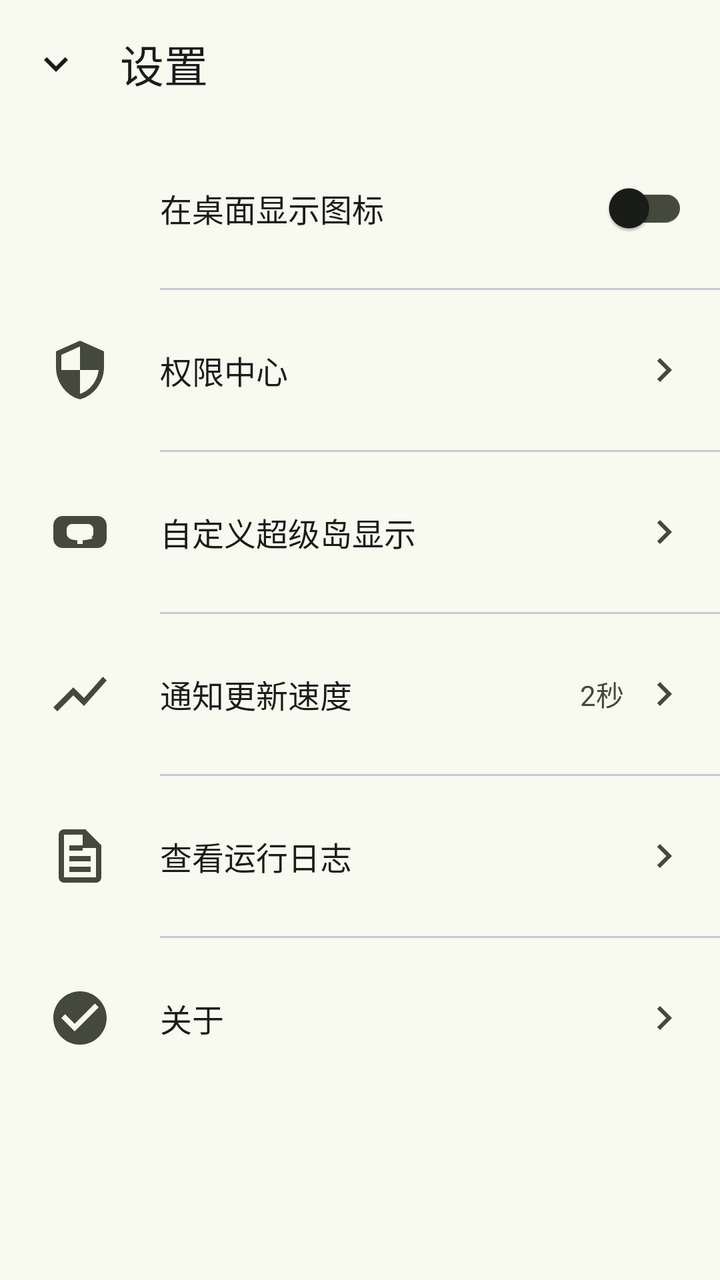
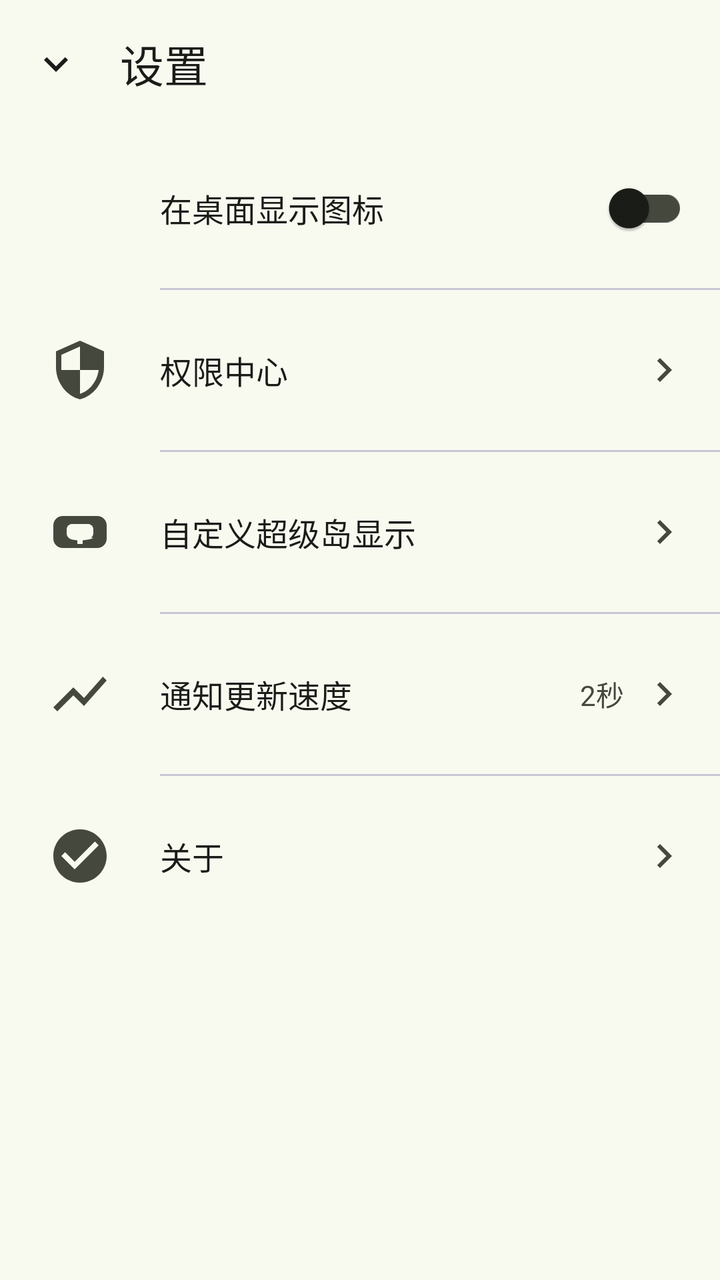

Screens rendered from an Android XML layout before and after an edit, with the pre-edit source and the edit as a unified diff.
<!-- AndroidManifest.xml: activity theme Theme.SuperIslandCharging -->
<!-- res/layout/activity_settings.xml -->
<?xml version="1.0" encoding="utf-8"?>
<LinearLayout
    xmlns:android="http://schemas.android.com/apk/res/android"
    xmlns:app="http://schemas.android.com/apk/res-auto"
    android:layout_width="match_parent"
    android:layout_height="match_parent"
    android:orientation="vertical"
    android:background="?attr/colorSurface">

    
    <com.google.android.material.appbar.MaterialToolbar
        android:id="@+id/toolbar"
        android:layout_width="match_parent"
        android:layout_height="?attr/actionBarSize"
        android:background="?attr/colorSurface"
        app:title="设置"
        app:titleTextColor="?attr/colorOnSurface"
        app:navigationIcon="@drawable/ic_arrow_down"
        app:navigationIconTint="?attr/colorOnSurface" />

    
    <ScrollView
        android:layout_width="match_parent"
        android:layout_height="match_parent"
        android:fillViewport="true">

        <LinearLayout
            android:layout_width="match_parent"
            android:layout_height="wrap_content"
            android:orientation="vertical">

            
            <LinearLayout
                android:id="@+id/row_launcher_icon"
                android:layout_width="match_parent"
                android:layout_height="wrap_content"
                android:orientation="horizontal"
                android:gravity="center_vertical"
                android:padding="16dp"
                android:background="?attr/selectableItemBackground"
                android:clickable="true">

                <ImageView
                    android:layout_width="48dp"
                    android:layout_height="48dp"
                    android:src="@mipmap/ic_launcher"
                    android:contentDescription="桌面图标"
                    android:padding="4dp" />

                <com.google.android.material.textview.MaterialTextView
                    android:layout_width="0dp"
                    android:layout_height="wrap_content"
                    android:layout_weight="1"
                    android:layout_marginStart="16dp"
                    android:text="在桌面显示图标"
                    android:textSize="16sp"
                    android:textColor="?attr/colorOnSurface" />

                <com.google.android.material.switchmaterial.SwitchMaterial
                    android:id="@+id/switch_launcher_icon"
                    android:layout_width="wrap_content"
                    android:layout_height="wrap_content" />

            </LinearLayout>

            
            <View
                android:layout_width="match_parent"
                android:layout_height="1dp"
                android:background="?attr/colorOutlineVariant"
                android:layout_marginStart="80dp" />

            
            <LinearLayout
                android:id="@+id/row_permission_center"
                android:layout_width="match_parent"
                android:layout_height="wrap_content"
                android:orientation="horizontal"
                android:gravity="center_vertical"
                android:padding="16dp"
                android:background="?attr/selectableItemBackground"
                android:clickable="true">

                <ImageView
                    android:layout_width="48dp"
                    android:layout_height="48dp"
                    android:src="@drawable/ic_permission"
                    android:contentDescription="权限中心"
                    android:padding="8dp"
                    app:tint="?attr/colorOnSurfaceVariant" />

                <com.google.android.material.textview.MaterialTextView
                    android:layout_width="0dp"
                    android:layout_height="wrap_content"
                    android:layout_weight="1"
                    android:layout_marginStart="16dp"
                    android:text="权限中心"
                    android:textSize="16sp"
                    android:textColor="?attr/colorOnSurface" />

                <ImageView
                    android:layout_width="24dp"
                    android:layout_height="24dp"
                    android:src="@drawable/ic_arrow_down"
                    android:contentDescription="进入"
                    android:rotation="270"
                    app:tint="?attr/colorOnSurfaceVariant" />

            </LinearLayout>

            
            <View
                android:layout_width="match_parent"
                android:layout_height="1dp"
                android:background="?attr/colorOutlineVariant"
                android:layout_marginStart="80dp" />

            
            <LinearLayout
                android:id="@+id/row_island_custom"
                android:layout_width="match_parent"
                android:layout_height="wrap_content"
                android:orientation="horizontal"
                android:gravity="center_vertical"
                android:padding="16dp"
                android:background="?attr/selectableItemBackground"
                android:clickable="true">

                <ImageView
                    android:layout_width="48dp"
                    android:layout_height="48dp"
                    android:src="@drawable/ic_island"
                    android:contentDescription="超级岛自定义"
                    android:padding="8dp"
                    app:tint="?attr/colorOnSurfaceVariant" />

                <com.google.android.material.textview.MaterialTextView
                    android:layout_width="0dp"
                    android:layout_height="wrap_content"
                    android:layout_weight="1"
                    android:layout_marginStart="16dp"
                    android:text="自定义超级岛显示"
                    android:textSize="16sp"
                    android:textColor="?attr/colorOnSurface" />

                <ImageView
                    android:layout_width="24dp"
                    android:layout_height="24dp"
                    android:src="@drawable/ic_arrow_down"
                    android:contentDescription="进入"
                    android:rotation="270"
                    app:tint="?attr/colorOnSurfaceVariant" />

            </LinearLayout>

            
            <View
                android:layout_width="match_parent"
                android:layout_height="1dp"
                android:background="?attr/colorOutlineVariant"
                android:layout_marginStart="80dp" />

            
            <LinearLayout
                android:id="@+id/row_update_interval"
                android:layout_width="match_parent"
                android:layout_height="wrap_content"
                android:orientation="horizontal"
                android:gravity="center_vertical"
                android:padding="16dp"
                android:background="?attr/selectableItemBackground"
                android:clickable="true">

                <ImageView
                    android:layout_width="48dp"
                    android:layout_height="48dp"
                    android:src="@drawable/ic_chart"
                    android:contentDescription="更新速度"
                    android:padding="8dp"
                    app:tint="?attr/colorOnSurfaceVariant" />

                <com.google.android.material.textview.MaterialTextView
                    android:layout_width="0dp"
                    android:layout_height="wrap_content"
                    android:layout_weight="1"
                    android:layout_marginStart="16dp"
                    android:text="通知更新速度"
                    android:textSize="16sp"
                    android:textColor="?attr/colorOnSurface" />

                <com.google.android.material.textview.MaterialTextView
                    android:id="@+id/tv_update_interval"
                    android:layout_width="wrap_content"
                    android:layout_height="wrap_content"
                    android:layout_marginEnd="8dp"
                    android:text="2秒"
                    android:textSize="14sp"
                    android:textColor="?attr/colorOnSurfaceVariant" />

                <ImageView
                    android:layout_width="24dp"
                    android:layout_height="24dp"
                    android:src="@drawable/ic_arrow_down"
                    android:contentDescription="进入"
                    android:rotation="270"
                    app:tint="?attr/colorOnSurfaceVariant" />

            </LinearLayout>

            
            <View
                android:layout_width="match_parent"
                android:layout_height="1dp"
                android:background="?attr/colorOutlineVariant"
                android:layout_marginStart="80dp" />

            
            <LinearLayout
                android:id="@+id/row_log_viewer"
                android:layout_width="match_parent"
                android:layout_height="wrap_content"
                android:orientation="horizontal"
                android:gravity="center_vertical"
                android:padding="16dp"
                android:background="?attr/selectableItemBackground"
                android:clickable="true">

                <ImageView
                    android:layout_width="48dp"
                    android:layout_height="48dp"
                    android:src="@drawable/ic_log"
                    android:contentDescription="运行日志"
                    android:padding="8dp"
                    app:tint="?attr/colorOnSurfaceVariant" />

                <com.google.android.material.textview.MaterialTextView
                    android:layout_width="0dp"
                    android:layout_height="wrap_content"
                    android:layout_weight="1"
                    android:layout_marginStart="16dp"
                    android:text="查看运行日志"
                    android:textSize="16sp"
                    android:textColor="?attr/colorOnSurface" />

                <ImageView
                    android:layout_width="24dp"
                    android:layout_height="24dp"
                    android:src="@drawable/ic_arrow_down"
                    android:contentDescription="进入"
                    android:rotation="270"
                    app:tint="?attr/colorOnSurfaceVariant" />

            </LinearLayout>

            
            <View
                android:layout_width="match_parent"
                android:layout_height="1dp"
                android:background="?attr/colorOutlineVariant"
                android:layout_marginStart="80dp" />

            
            <LinearLayout
                android:id="@+id/row_about"
                android:layout_width="match_parent"
                android:layout_height="wrap_content"
                android:orientation="horizontal"
                android:gravity="center_vertical"
                android:padding="16dp"
                android:background="?attr/selectableItemBackground"
                android:clickable="true">

                <ImageView
                    android:layout_width="48dp"
                    android:layout_height="48dp"
                    android:src="@drawable/ic_check_circle"
                    android:contentDescription="关于"
                    android:padding="8dp"
                    app:tint="?attr/colorOnSurfaceVariant" />

                <com.google.android.material.textview.MaterialTextView
                    android:layout_width="0dp"
                    android:layout_height="wrap_content"
                    android:layout_weight="1"
                    android:layout_marginStart="16dp"
                    android:text="关于"
                    android:textSize="16sp"
                    android:textColor="?attr/colorOnSurface" />

                <ImageView
                    android:layout_width="24dp"
                    android:layout_height="24dp"
                    android:src="@drawable/ic_arrow_down"
                    android:contentDescription="进入"
                    android:rotation="270"
                    app:tint="?attr/colorOnSurfaceVariant" />

            </LinearLayout>

        </LinearLayout>

    </ScrollView>

</LinearLayout>
<!-- resources referenced by this layout -->
<resources>
  <!-- drawable ic_arrow_down (drawable) -->
  <?xml version="1.0" encoding="utf-8"?>
  <vector xmlns:android="http://schemas.android.com/apk/res/android"
      android:width="24dp"
      android:height="24dp"
      android:viewportWidth="24"
      android:viewportHeight="24">
      <path
          android:fillColor="#FF000000"
          android:pathData="M7.41,8.59L12,13.17l4.59,-4.58L18,10l-6,6 -6,-6z" />
  </vector>
  <!-- drawable ic_chart (drawable) -->
  <?xml version="1.0" encoding="utf-8"?>
  <vector xmlns:android="http://schemas.android.com/apk/res/android"
      android:width="24dp"
      android:height="24dp"
      android:viewportWidth="24"
      android:viewportHeight="24">
      
      <path
          android:fillColor="#FF000000"
          android:pathData="M3.5,18.49l6,-6.01 4,4L22,6.92l-1.41,-1.41 -7.09,7.97 -4,-4L2,16.99z" />
  </vector>
  <!-- drawable ic_check_circle (drawable) -->
  <?xml version="1.0" encoding="utf-8"?>
  <vector xmlns:android="http://schemas.android.com/apk/res/android"
      android:width="24dp"
      android:height="24dp"
      android:viewportWidth="24"
      android:viewportHeight="24">
      
      <path
          android:fillColor="#4CAF50"
          android:pathData="M12,2C6.48,2 2,6.48 2,12s4.48,10 10,10s10,-4.48 10,-10S17.52,2 12,2zM10,17l-5,-5l1.41,-1.41L10,14.17l7.59,-7.59L19,8l-9,9z" />
  </vector>
  <!-- drawable ic_log (drawable) -->
  <?xml version="1.0" encoding="utf-8"?>
  <vector xmlns:android="http://schemas.android.com/apk/res/android"
      android:width="24dp"
      android:height="24dp"
      android:viewportWidth="24"
      android:viewportHeight="24">
      
      <path
          android:fillColor="#FF000000"
          android:pathData="M14,2H6C4.9,2 4,2.9 4,4v16c0,1.1 0.89,2 1.99,2H18c1.1,0 2,-0.9 2,-2V8L14,2zM6,20V4h7v5h5v11H6zM8,12h8v2H8v-2zM8,16h8v2H8v-2zM8,8h5v2H8V8z" />
  </vector>
  <!-- drawable ic_permission (drawable) -->
  <?xml version="1.0" encoding="utf-8"?>
  <vector xmlns:android="http://schemas.android.com/apk/res/android"
      android:width="24dp"
      android:height="24dp"
      android:viewportWidth="24"
      android:viewportHeight="24">
      
      <path
          android:fillColor="#FF000000"
          android:pathData="M12,1L3,5v6c0,5.55 3.84,10.74 9,12 5.16,-1.26 9,-6.45 9,-12V5l-9,-4zM12,11.99h7c-0.53,4.12 -3.28,7.79 -7,8.94V12H5V6.3l7,-3.11v8.8z" />
  </vector>
  <!-- mipmap ic_launcher (mipmap-anydpi-v26) -->
  <?xml version="1.0" encoding="utf-8"?>
  <adaptive-icon xmlns:android="http://schemas.android.com/apk/res/android">
      <background android:drawable="@color/md_primary_container" />
      <foreground android:drawable="@drawable/ic_charging" />
  </adaptive-icon>
  <color name="md_primary_container">#FFA0E891</color>
  <!-- drawable ic_charging (drawable) -->
  <?xml version="1.0" encoding="utf-8"?>
  <vector xmlns:android="http://schemas.android.com/apk/res/android"
      android:width="24dp"
      android:height="24dp"
      android:viewportWidth="24"
      android:viewportHeight="24">
      
      <path
          android:fillColor="#4CAF50"
          android:pathData="M7,2v11h3v9l7,-12h-4l4,-8z" />
  </vector>
  <color name="md_primary">#FF1B6B10</color>
  <color name="md_on_primary">#FFFFFFFF</color>
  <color name="md_on_primary_container">#FF002200</color>
  <color name="md_secondary">#FF52634F</color>
  <color name="md_on_secondary">#FFFFFFFF</color>
  <color name="md_surface">#FFF8FAF0</color>
  <color name="md_on_surface">#FF1A1C18</color>
  <color name="md_on_surface_variant">#FF44483D</color>
  <!-- unchanged entries left out for length: 2 -->
</resources>

<!-- the commit's change to res/layout/activity_settings.xml (unified diff, before → after) -->
@@ -5,7 +5,8 @@
     android:layout_width="match_parent"
     android:layout_height="match_parent"
     android:orientation="vertical"
-    android:background="?attr/colorSurface">
+    android:background="?attr/colorSurface"
+    android:fitsSystemWindows="true">
 
     
     <com.google.android.material.appbar.MaterialToolbar
@@ -216,51 +217,6 @@
 
             
             <LinearLayout
-                android:id="@+id/row_log_viewer"
-                android:layout_width="match_parent"
-                android:layout_height="wrap_content"
-                android:orientation="horizontal"
-                android:gravity="center_vertical"
-                android:padding="16dp"
-                android:background="?attr/selectableItemBackground"
-                android:clickable="true">
-
-                <ImageView
-                    android:layout_width="48dp"
-                    android:layout_height="48dp"
-                    android:src="@drawable/ic_log"
-                    android:contentDescription="运行日志"
-                    android:padding="8dp"
-                    app:tint="?attr/colorOnSurfaceVariant" />
-
-                <com.google.android.material.textview.MaterialTextView
-                    android:layout_width="0dp"
-                    android:layout_height="wrap_content"
-                    android:layout_weight="1"
-                    android:layout_marginStart="16dp"
-                    android:text="查看运行日志"
-                    android:textSize="16sp"
-                    android:textColor="?attr/colorOnSurface" />
-
-                <ImageView
-                    android:layout_width="24dp"
-                    android:layout_height="24dp"
-                    android:src="@drawable/ic_arrow_down"
-                    android:contentDescription="进入"
-                    android:rotation="270"
-                    app:tint="?attr/colorOnSurfaceVariant" />
-
-            </LinearLayout>
-
-            
-            <View
-                android:layout_width="match_parent"
-                android:layout_height="1dp"
-                android:background="?attr/colorOutlineVariant"
-                android:layout_marginStart="80dp" />
-
-            
-            <LinearLayout
                 android:id="@+id/row_about"
                 android:layout_width="match_parent"
                 android:layout_height="wrap_content"
<!-- resource entries referenced after the edit -->
@@ -34,18 +34,6 @@
       <path
           android:fillColor="#4CAF50"
           android:pathData="M12,2C6.48,2 2,6.48 2,12s4.48,10 10,10s10,-4.48 10,-10S17.52,2 12,2zM10,17l-5,-5l1.41,-1.41L10,14.17l7.59,-7.59L19,8l-9,9z" />
-  </vector>
-  <!-- drawable ic_log (drawable) -->
-  <?xml version="1.0" encoding="utf-8"?>
-  <vector xmlns:android="http://schemas.android.com/apk/res/android"
-      android:width="24dp"
-      android:height="24dp"
-      android:viewportWidth="24"
-      android:viewportHeight="24">
-      
-      <path
-          android:fillColor="#FF000000"
-          android:pathData="M14,2H6C4.9,2 4,2.9 4,4v16c0,1.1 0.89,2 1.99,2H18c1.1,0 2,-0.9 2,-2V8L14,2zM6,20V4h7v5h5v11H6zM8,12h8v2H8v-2zM8,16h8v2H8v-2zM8,8h5v2H8V8z" />
   </vector>
   <!-- drawable ic_permission (drawable) -->
   <?xml version="1.0" encoding="utf-8"?>
